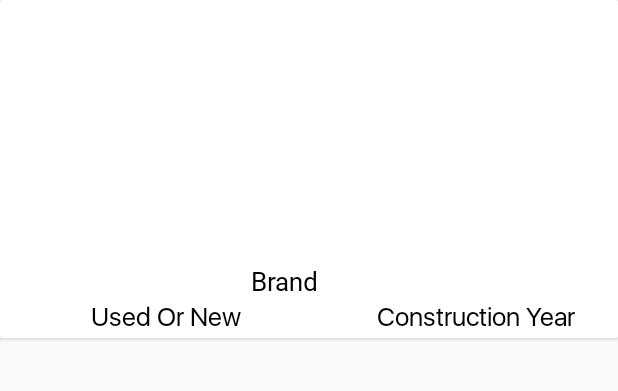
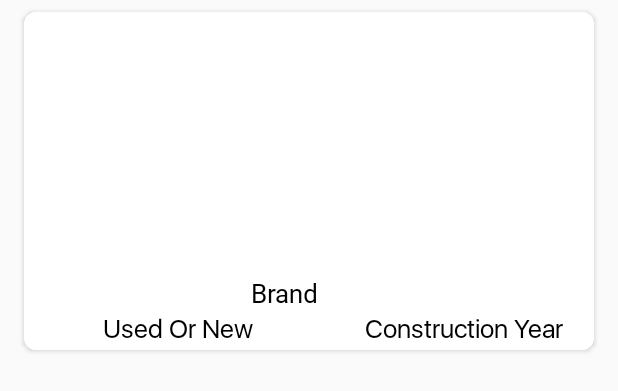
Before and after one commit to yoisef/SoftxpertTask, an Android app: the layout raw_car.xml on its own in the app's theme, with its tools: preview values and no code run, on a phone screen of 412 x 824 dp. Shown: the top 391 px of the screen. Run offline under Robolectric (Android 15) with nearby library versions, the phone set to English and light mode, and no system bars.

```diff
--- a/app/src/main/AndroidManifest.xml
+++ b/app/src/main/AndroidManifest.xml
@@ -9,6 +9,7 @@
         android:allowBackup="true"
         android:icon="@mipmap/ic_launcher"
         android:label="@string/app_name"
+        android:usesCleartextTraffic="true"
         android:roundIcon="@mipmap/ic_launcher_round"
         android:supportsRtl="true"
         android:theme="@style/AppTheme">
--- a/app/src/main/java/com/linked_sys/softxperttask/CarsModule/Models/CarModel.java
+++ b/app/src/main/java/com/linked_sys/softxperttask/CarsModule/Models/CarModel.java
@@ -13,7 +13,7 @@ private Integer id;
 private String brand;
 @SerializedName("constructionYear")
 @Expose
-private Long constructionYear;
+private Object constructionYear;
 @SerializedName("isUsed")
 @Expose
 private Boolean isUsed;
@@ -37,7 +37,7 @@ public void setBrand(String brand) {
 this.brand = brand;
 }
 
-public Long getConstructionYear() {
+public Object getConstructionYear() {
 return constructionYear;
 }
 
--- a/app/src/main/java/com/linked_sys/softxperttask/CarsModule/Models/Root.java
+++ b/app/src/main/java/com/linked_sys/softxperttask/CarsModule/Models/Root.java
@@ -11,7 +11,7 @@ public class Root<T> {
 private Integer status;
 @SerializedName("data")
 @Expose
-private List<T> data = null;
+private T data = null;
 
 public Integer getStatus() {
 return status;
@@ -21,11 +21,11 @@ public void setStatus(Integer status) {
 this.status = status;
 }
 
-public List<T> getData() {
+public T getData() {
 return data;
 }
 
-public void setData(List<T> data) {
+public void setData( T data) {
 this.data = data;
 }
 
--- a/app/src/main/java/com/linked_sys/softxperttask/Utils/EndPoint.java
+++ b/app/src/main/java/com/linked_sys/softxperttask/Utils/EndPoint.java
@@ -4,6 +4,8 @@ package com.linked_sys.softxperttask.Utils;
 
 import com.linked_sys.softxperttask.CarsModule.Models.CarModel;
 import com.linked_sys.softxperttask.CarsModule.Models.Root;
+
+import java.util.List;
 
 import retrofit2.Call;
 import retrofit2.http.GET;
@@ -13,5 +15,5 @@ public interface  EndPoint {
 
 
     @GET(PublicKeys.getCars)
-    Call<Root<CarModel>> getAllCars(@Query("page") int pageNumber);
+    Call<Root<List<CarModel>>> getAllCars(@Query("page") int pageNumber);
 }
--- a/app/src/main/res/layout/activity_main.xml
+++ b/app/src/main/res/layout/activity_main.xml
@@ -33,6 +33,7 @@
             android:layout_width="match_parent"
             android:layout_marginLeft="16dp"
             android:layout_marginRight="16dp"
+            android:gravity="center"
             android:inputType="number"
             android:layout_marginTop="8dp"
             android:hint="Enter Page Number"
--- a/app/src/main/res/layout/raw_car.xml
+++ b/app/src/main/res/layout/raw_car.xml
@@ -6,6 +6,13 @@
     android:layout_width="match_parent"
     android:layout_marginBottom="16dp"
     android:elevation="8dp"
+    android:layout_marginStart="16dp"
+    android:layout_marginLeft="16dp"
+    android:layout_marginRight="16dp"
+    android:layout_marginEnd="16dp"
+    android:layout_marginTop="8dp"
+
+    app:cardCornerRadius="8dp"
     app:cardBackgroundColor="@color/white"
     android:layout_height="wrap_content">
 
@@ -14,6 +21,7 @@
         android:background="@color/white"
         android:orientation="vertical"
         android:layout_width="match_parent"
+
         android:layout_height="wrap_content"
         >
 
@@ -24,6 +32,8 @@
             android:scaleType="fitXY"
             android:layout_marginStart="16dp"
             android:layout_marginLeft="16dp"
+            android:layout_marginRight="16dp"
+            android:layout_marginEnd="16dp"
             android:layout_marginTop="10dp"
             android:layout_marginBottom="15dp"
 
```
Also changed, not shown: app/src/main/java/com/linked_sys/softxperttask/CarsModule/Views/MainActivity.java (+26 -12 lines).
